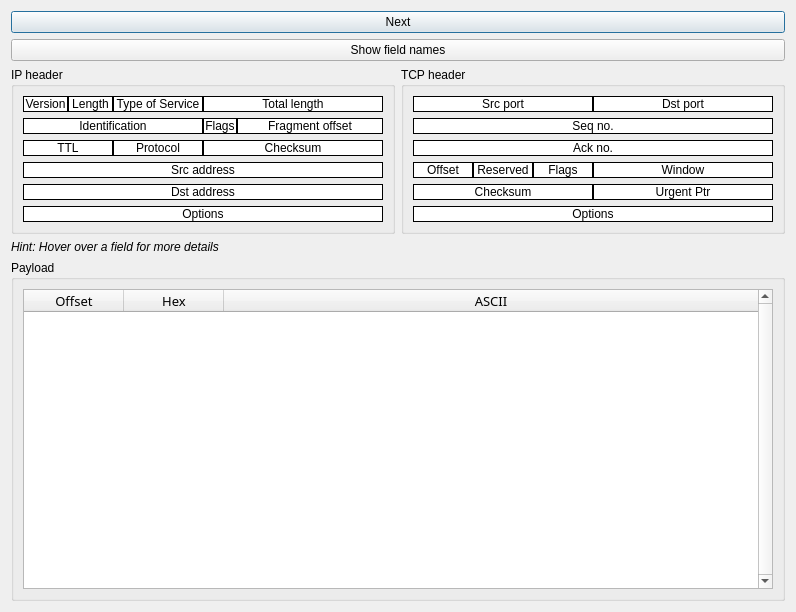
Above: packetinfodialog.ui from AONunan/FinalYearProject before the change. Below: the same form after it.
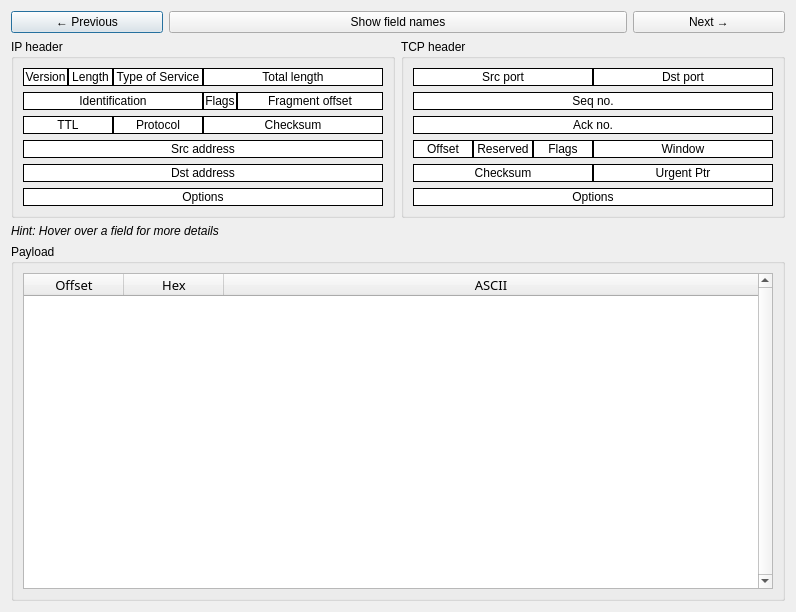
That is the form after the change.

Commit message: Implemented "Next" and "Previous" packet changing

What changed in the file:
```diff
--- a/packetinfodialog.ui
+++ b/packetinfodialog.ui
@@ -13,11 +13,15 @@
   <property name="windowTitle">
    <string>Packet Details</string>
   </property>
-  <layout class="QVBoxLayout" name="verticalLayout_4">
+  <layout class="QVBoxLayout" name="verticalLayout_6">
    <item>
-    <widget class="QPushButton" name="pushButton_next_packet">
+    <layout class="QVBoxLayout" name="verticalLayout_5" stretch="0,1,0,2">
+     <item>
+      <layout class="QHBoxLayout" name="horizontalLayout_8" stretch="1,3,1">
+       <item>
+        <widget class="QPushButton" name="pushButton_previous_packet">
      <property name="text">
-      <string>Next</string>
+          <string>← Previous</string>
      </property>
     </widget>
    </item>
@@ -29,78 +33,17 @@
     </widget>
    </item>
    <item>
-    <layout class="QGridLayout" name="gridLayout" rowstretch="0,0,0">
-     <item row="2" column="0" colspan="2">
-      <widget class="QGroupBox" name="groupBox_payload">
-       <property name="title">
-        <string>Payload</string>
-       </property>
+        <widget class="QPushButton" name="pushButton_next_packet">
+         <property name="text">
+          <string>Next →</string>
+         </property>
+        </widget>
+       </item>
+      </layout>
+     </item>
+     <item>
        <layout class="QHBoxLayout" name="horizontalLayout_9">
         <item>
-         <widget class="QTableWidget" name="tableWidget_payload">
-          <property name="sizePolicy">
-           <sizepolicy hsizetype="Expanding" vsizetype="Expanding">
-            <horstretch>0</horstretch>
-            <verstretch>0</verstretch>
-           </sizepolicy>
-          </property>
-          <property name="font">
-           <font>
-            <family>Droid Sans Mono</family>
-            <pointsize>10</pointsize>
-           </font>
-          </property>
-          <property name="toolTip">
-           <string>Payload</string>
-          </property>
-          <property name="frameShape">
-           <enum>QFrame::StyledPanel</enum>
-          </property>
-          <property name="verticalScrollBarPolicy">
-           <enum>Qt::ScrollBarAlwaysOn</enum>
-          </property>
-          <property name="editTriggers">
-           <set>QAbstractItemView::NoEditTriggers</set>
-          </property>
-          <property name="alternatingRowColors">
-           <bool>false</bool>
-          </property>
-          <property name="selectionBehavior">
-           <enum>QAbstractItemView::SelectRows</enum>
-          </property>
-          <property name="rowCount">
-           <number>0</number>
-          </property>
-          <property name="columnCount">
-           <number>3</number>
-          </property>
-          <attribute name="horizontalHeaderStretchLastSection">
-           <bool>true</bool>
-          </attribute>
-          <attribute name="verticalHeaderStretchLastSection">
-           <bool>false</bool>
-          </attribute>
-          <column>
-           <property name="text">
-            <string>Offset</string>
-           </property>
-          </column>
-          <column>
-           <property name="text">
-            <string>Hex</string>
-           </property>
-          </column>
-          <column>
-           <property name="text">
-            <string>ASCII</string>
-           </property>
-          </column>
-         </widget>
-        </item>
-       </layout>
-      </widget>
-     </item>
-     <item row="0" column="0">
       <widget class="QGroupBox" name="groupBox_ip_header">
        <property name="title">
         <string>IP header</string>
@@ -378,7 +321,7 @@
        </layout>
       </widget>
      </item>
-     <item row="0" column="1">
+       <item>
       <widget class="QGroupBox" name="groupBox_tcp_header">
        <property name="title">
         <string>TCP header</string>
@@ -612,7 +555,9 @@
        </layout>
       </widget>
      </item>
-     <item row="1" column="0">
+      </layout>
+     </item>
+     <item>
       <widget class="QLabel" name="label_hint">
        <property name="font">
         <font>
@@ -624,6 +569,76 @@
        </property>
       </widget>
      </item>
+     <item>
+      <widget class="QGroupBox" name="groupBox_payload">
+       <property name="title">
+        <string>Payload</string>
+       </property>
+       <layout class="QVBoxLayout" name="verticalLayout_4">
+        <item>
+         <widget class="QTableWidget" name="tableWidget_payload">
+          <property name="sizePolicy">
+           <sizepolicy hsizetype="Expanding" vsizetype="Expanding">
+            <horstretch>0</horstretch>
+            <verstretch>0</verstretch>
+           </sizepolicy>
+          </property>
+          <property name="font">
+           <font>
+            <family>Droid Sans Mono</family>
+            <pointsize>10</pointsize>
+           </font>
+          </property>
+          <property name="toolTip">
+           <string>Payload</string>
+          </property>
+          <property name="frameShape">
+           <enum>QFrame::StyledPanel</enum>
+          </property>
+          <property name="verticalScrollBarPolicy">
+           <enum>Qt::ScrollBarAlwaysOn</enum>
+          </property>
+          <property name="editTriggers">
+           <set>QAbstractItemView::NoEditTriggers</set>
+          </property>
+          <property name="alternatingRowColors">
+           <bool>false</bool>
+          </property>
+          <property name="selectionBehavior">
+           <enum>QAbstractItemView::SelectRows</enum>
+          </property>
+          <property name="rowCount">
+           <number>0</number>
+          </property>
+          <property name="columnCount">
+           <number>3</number>
+          </property>
+          <attribute name="horizontalHeaderStretchLastSection">
+           <bool>true</bool>
+          </attribute>
+          <attribute name="verticalHeaderStretchLastSection">
+           <bool>false</bool>
+          </attribute>
+          <column>
+           <property name="text">
+            <string>Offset</string>
+           </property>
+          </column>
+          <column>
+           <property name="text">
+            <string>Hex</string>
+           </property>
+          </column>
+          <column>
+           <property name="text">
+            <string>ASCII</string>
+           </property>
+          </column>
+         </widget>
+        </item>
+       </layout>
+      </widget>
+     </item>
     </layout>
    </item>
   </layout>
```
Lines whose indentation alone changed are shown as unchanged. The commit also changes 2 other files.
